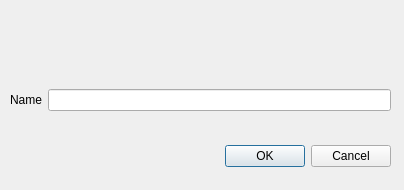
roymiles/machine-learning-gui, file Core/UI/addblockdialog.ui: the form before one commit.
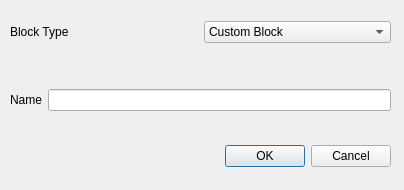
The form after the commit.

Patch:
```diff
--- a/Core/UI/addblockdialog.ui
+++ b/Core/UI/addblockdialog.ui
@@ -51,6 +51,39 @@
     </item>
    </layout>
   </widget>
+  <widget class="QWidget" name="">
+   <property name="geometry">
+    <rect>
+     <x>10</x>
+     <y>20</y>
+     <width>381</width>
+     <height>24</height>
+    </rect>
+   </property>
+   <layout class="QHBoxLayout" name="horizontalLayout_2">
+    <item>
+     <widget class="QLabel" name="label_2">
+      <property name="text">
+       <string>Block Type</string>
+      </property>
+     </widget>
+    </item>
+    <item>
+     <widget class="QComboBox" name="comboBox">
+      <item>
+       <property name="text">
+        <string>Custom Block</string>
+       </property>
+      </item>
+      <item>
+       <property name="text">
+        <string>Linear Regression Block</string>
+       </property>
+      </item>
+     </widget>
+    </item>
+   </layout>
+  </widget>
  </widget>
  <resources/>
  <connections/>
```
